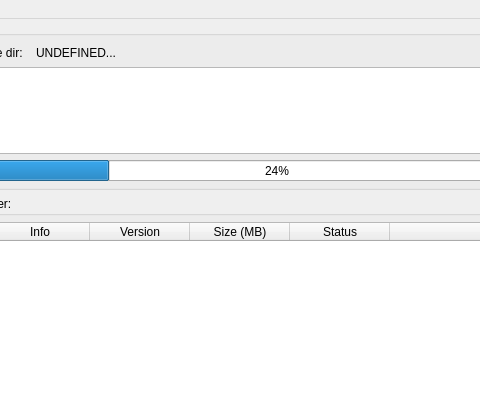
Above: src/mainwindow.ui from steptosky/x-csl-updater before the change; both pictures show x 231 to 711 and y 0 to 393 of the 850 by 615 pixel window. Below: the same form after it.
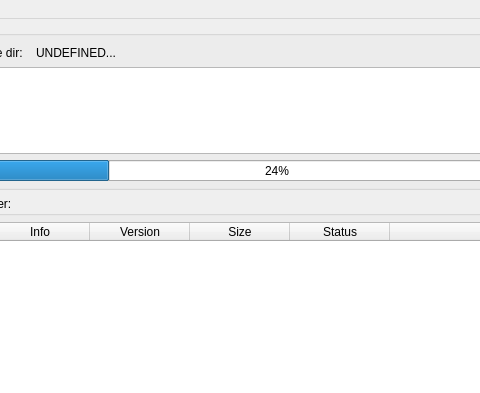
That is the form after the change. Icons and pictures are not drawn.

Commit message: fixed issue with displaying sizes

The edit to the form file:
```diff
--- a/src/mainwindow.ui
+++ b/src/mainwindow.ui
@@ -388,7 +388,7 @@
          </column>
          <column>
           <property name="text">
-           <string>Size (MB)</string>
+           <string>Size</string>
           </property>
          </column>
          <column>
```
The commit also changes 2 other files.
